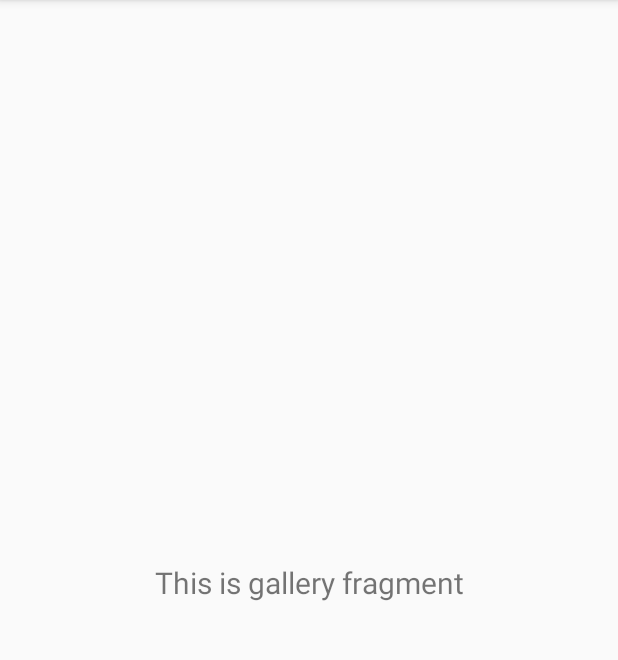
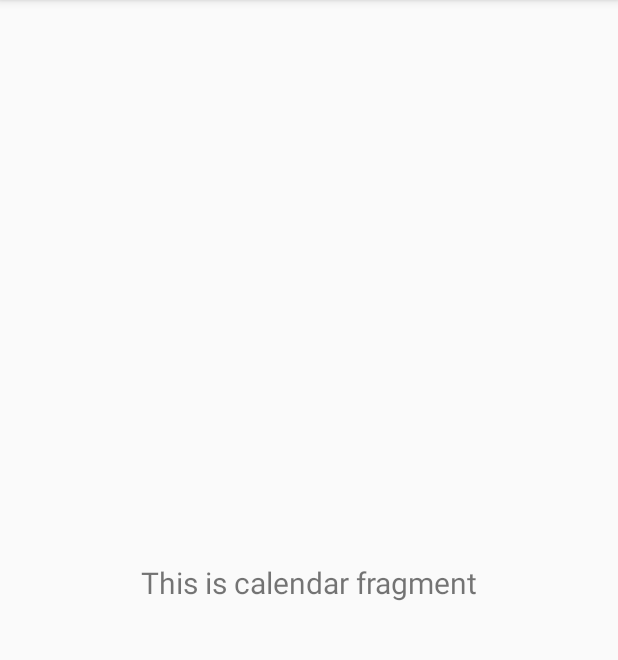
Before and after one commit to jazch08/appAMST5, an Android app: the fragment CalendarFragment shown on its own in the app's theme, on a phone screen of 412 x 824 dp, the part 84-744 px from its top. Run offline under Robolectric (Android 15) with nearby library versions, the phone set to English and light mode, and no system bars.

Commit message:
Pestana de calendario, estructura vacia

```diff
--- a/app/src/main/java/com/example/appamst5/PrincipalPage.java
+++ b/app/src/main/java/com/example/appamst5/PrincipalPage.java
@@ -41,7 +41,7 @@ public class PrincipalPage extends AppCompatActivity {
         // Passing each menu ID as a set of Ids because each
         // menu should be considered as top level destinations.
         mAppBarConfiguration = new AppBarConfiguration.Builder(
-                R.id.nav_video, R.id.nav_gallery, R.id.nav_slideshow)
+                R.id.nav_video, R.id.nav_calendar, R.id.nav_slideshow)
                 .setDrawerLayout(drawer)
                 .build();
         NavController navController = Navigation.findNavController(this, R.id.nav_host_fragment_content_principal_page);
--- a/app/src/main/java/com/example/appamst5/ui/gallery/GalleryFragment.java
+++ b/app/src/main/java/com/example/appamst5/ui/gallery/CalendarFragment.java
@@ -9,22 +9,22 @@ import android.support.annotation.NonNull;
 import android.support.v4.app.Fragment;
 import android.arch.lifecycle.ViewModelProvider;
 
-import com.example.appamst5.databinding.FragmentGalleryBinding;
+import com.example.appamst5.databinding.FragmentCalendarBinding;
 
-public class GalleryFragment extends Fragment {
+public class CalendarFragment extends Fragment {
 
-    private FragmentGalleryBinding binding;
+    private FragmentCalendarBinding binding;
 
     public View onCreateView(@NonNull LayoutInflater inflater,
                              ViewGroup container, Bundle savedInstanceState) {
-        GalleryViewModel galleryViewModel =
-                new ViewModelProvider(this, new ViewModelProvider.NewInstanceFactory()).get(GalleryViewModel.class);
+        CalendarViewModel calendarViewModel =
+                new ViewModelProvider(this, new ViewModelProvider.NewInstanceFactory()).get(CalendarViewModel.class);
 
-        binding = FragmentGalleryBinding.inflate(inflater, container, false);
+        binding = FragmentCalendarBinding.inflate(inflater, container, false);
         View root = binding.getRoot();
 
-        final TextView textView = binding.textGallery;
-        galleryViewModel.getText().observe(getViewLifecycleOwner(), textView::setText);
+        final TextView textView = binding.textCalendar;
+        calendarViewModel.getText().observe(getViewLifecycleOwner(), textView::setText);
         return root;
     }
 
--- a/app/src/main/java/com/example/appamst5/ui/gallery/GalleryViewModel.java
+++ b/app/src/main/java/com/example/appamst5/ui/gallery/CalendarViewModel.java
@@ -4,13 +4,13 @@ import android.arch.lifecycle.LiveData;
 import android.arch.lifecycle.MutableLiveData;
 import android.arch.lifecycle.ViewModel;
 
-public class GalleryViewModel extends ViewModel {
+public class CalendarViewModel extends ViewModel {
 
     private final MutableLiveData<String> mText;
 
-    public GalleryViewModel() {
+    public CalendarViewModel() {
         mText = new MutableLiveData<>();
-        mText.setValue("This is gallery fragment");
+        mText.setValue("This is calendar fragment");
     }
 
     public LiveData<String> getText() {
--- a/app/src/main/res/layout/fragment_gallery.xml
+++ b/app/src/main/res/layout/fragment_calendar.xml
@@ -4,10 +4,10 @@
     xmlns:tools="http://schemas.android.com/tools"
     android:layout_width="match_parent"
     android:layout_height="match_parent"
-    tools:context=".ui.gallery.GalleryFragment">
+    tools:context=".ui.gallery.CalendarFragment">
 
     <TextView
-        android:id="@+id/text_gallery"
+        android:id="@+id/text_calendar"
         android:layout_width="match_parent"
         android:layout_height="wrap_content"
         android:layout_marginStart="8dp"
--- a/app/src/main/res/menu/activity_main_drawer.xml
+++ b/app/src/main/res/menu/activity_main_drawer.xml
@@ -9,9 +9,9 @@
             android:icon="@drawable/ic_menu_camera"
             android:title="@string/menu_video" />
         <item
-            android:id="@+id/nav_gallery"
+            android:id="@+id/nav_calendar"
             android:icon="@drawable/ic_menu_gallery"
-            android:title="@string/menu_gallery" />
+            android:title="@string/menu_calendar" />
         <item
             android:id="@+id/nav_slideshow"
             android:icon="@drawable/ic_menu_slideshow"
--- a/app/src/main/res/navigation/mobile_navigation.xml
+++ b/app/src/main/res/navigation/mobile_navigation.xml
@@ -12,10 +12,10 @@
         tools:layout="@layout/fragment_video" />
 
     <fragment
-        android:id="@+id/nav_gallery"
-        android:name="com.example.appamst5.ui.gallery.GalleryFragment"
-        android:label="@string/menu_gallery"
-        tools:layout="@layout/fragment_gallery" />
+        android:id="@+id/nav_calendar"
+        android:name="com.example.appamst5.ui.gallery.CalendarFragment"
+        android:label="@string/menu_calendar"
+        tools:layout="@layout/fragment_calendar" />
 
     <fragment
         android:id="@+id/nav_slideshow"
--- a/app/src/main/res/values/strings.xml
+++ b/app/src/main/res/values/strings.xml
@@ -9,6 +9,6 @@
     <string name="action_settings">Settings</string>
 
     <string name="menu_video">Video</string>
-    <string name="menu_gallery">Gallery</string>
+    <string name="menu_calendar">Calendario</string>
     <string name="menu_slideshow">Slideshow</string>
 </resources>
```
